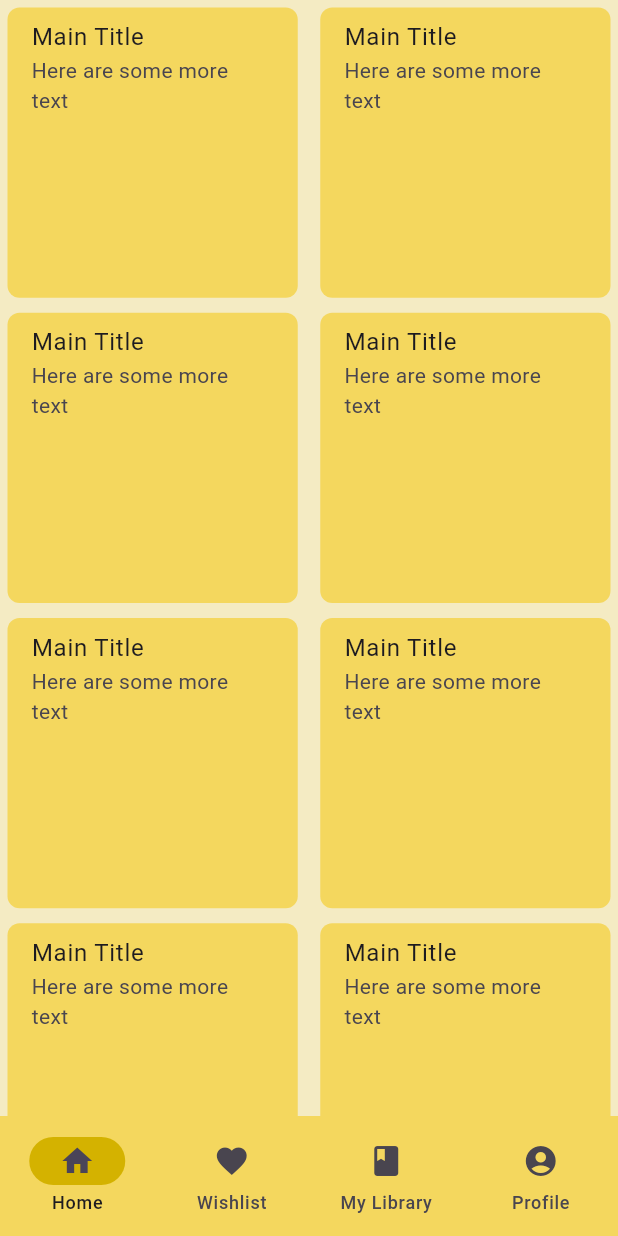
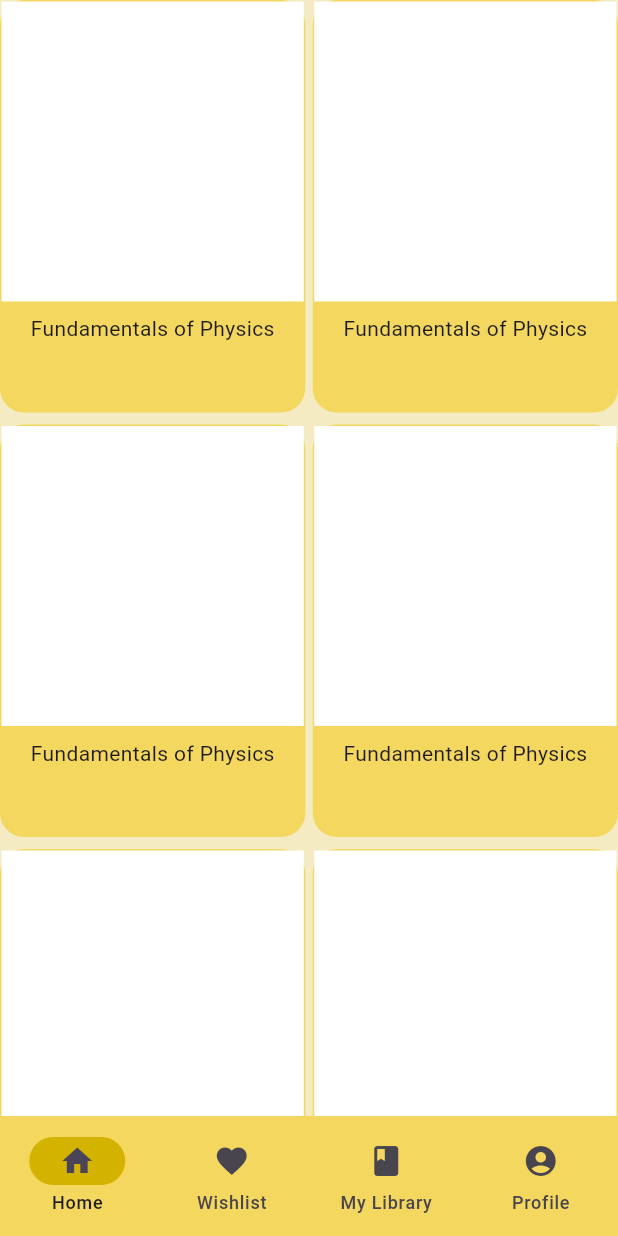
Before and after one commit to shahipeasant/Bookio, a Flutter app: the screen it shows after launch, on a phone screen of 412 x 824 dp. Run offline on Flutter 3.47's test engine with Material 3 defaults, Android fonts, the light colour scheme and no system bars; our stand-ins replace get.

Commit message:
add product card

```diff
--- a/lib/views/homePage.dart
+++ b/lib/views/homePage.dart
@@ -1,4 +1,6 @@
 import 'package:flutter/material.dart';
+
+import '../widgets/productCard.dart';
 
 class HomePage extends StatelessWidget {
   const HomePage({super.key});
@@ -11,21 +13,12 @@ class HomePage extends StatelessWidget {
         gridDelegate: SliverGridDelegateWithFixedCrossAxisCount(
           crossAxisCount: 2,
           crossAxisSpacing: 5.0,
+          mainAxisSpacing: 8.0,
+          childAspectRatio: 0.74,
         ),
         itemCount: 20,
         itemBuilder: (context, index) {
-          return
-            Container(
-              margin: EdgeInsets.all(5.0),
-              decoration: BoxDecoration(
-                color: Color(0xfff4d75e),
-                borderRadius: BorderRadius.circular(8.0),
-              ),
-              child: ListTile(
-                title: Text('Main Title'),
-                subtitle: Text('Here are some more text'),
-              ),
-            );
+          return ProductCard();
         },
       ),
     );
--- /dev/null
+++ b/lib/widgets/productCard.dart
@@ -0,0 +1,46 @@
+import 'package:flutter/material.dart';
+
+class ProductCard extends StatelessWidget {
+  const ProductCard({super.key});
+
+  @override
+  Widget build(BuildContext context) {
+    return Container(
+      width: 180,
+      padding: EdgeInsets.all(1),
+      decoration: BoxDecoration(
+        borderRadius: BorderRadius.circular(16),
+        color: Color(0xfff4d75e),
+      ),
+      child: Column(
+        children: [
+          Container(
+            height: 200,
+            padding: EdgeInsets.all(16),
+            color: Colors.white,
+            child: Stack(
+              children: [
+
+              ],
+            ),
+          ),
+          Padding(
+            padding: EdgeInsets.all(8.0),
+            child:
+            Column(
+              children: [
+                Text(
+                  'Fundamentals of Physics',
+                  overflow: TextOverflow.ellipsis,
+                  maxLines: 1,
+                  style: TextStyle(fontSize: 14),
+                  textAlign: TextAlign.left,
+                ),
+              ],
+            ),
+          ),
+        ],
+      ),
+    );
+  }
+}
```
